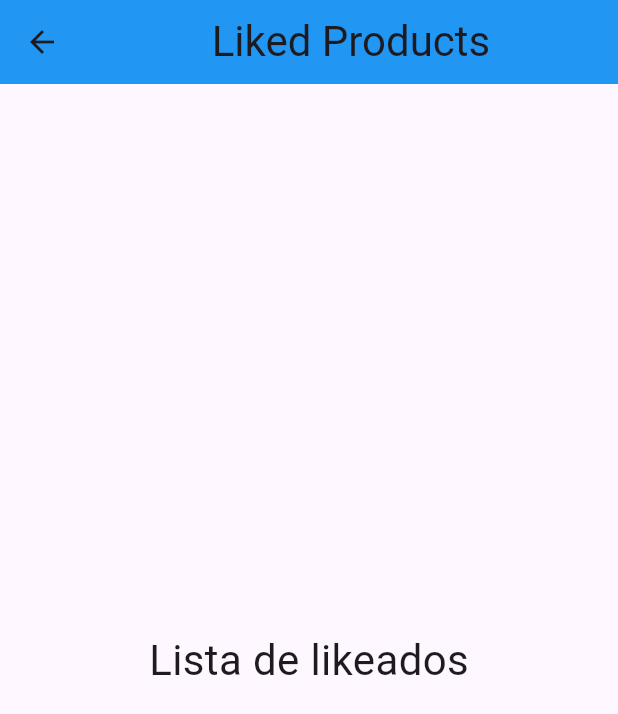
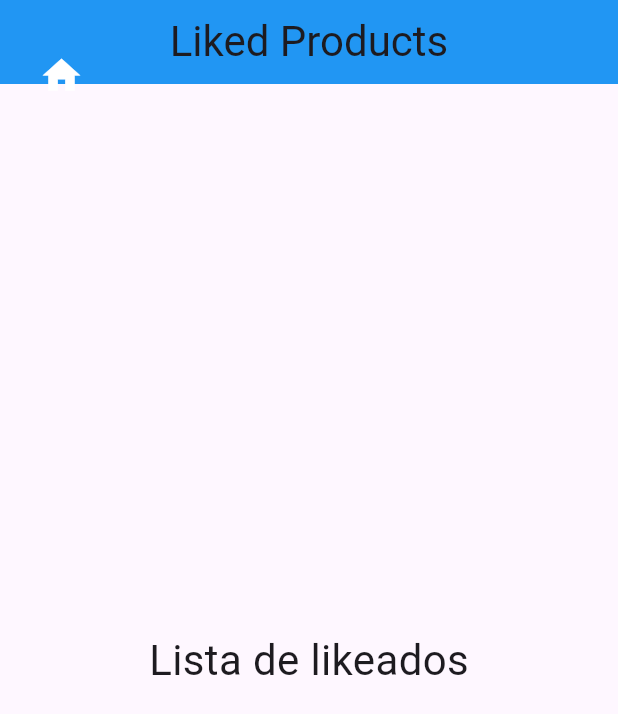
Before and after one commit to AgustinPlatun/PresupuestApp, a Flutter app: the screen it shows after launch, after a tap on "Favoritos", on a phone screen of 412 x 824 dp. Shown: the top 714 px of the screen. Run offline on Flutter 3.47's test engine with Material 3 defaults, Android fonts, the phone set to English and light mode, and no system bars.

Commit message:
Estilizacion de botones

```diff
--- a/flutter_application_1/lib/Pages/history.dart
+++ b/flutter_application_1/lib/Pages/history.dart
@@ -7,6 +7,7 @@ class History extends StatelessWidget {
   Widget build(BuildContext context) {
     return Scaffold(
       appBar: AppBar(
+        automaticallyImplyLeading: false,
         title: Center(
           child: Text(
             'History',
--- a/flutter_application_1/lib/Pages/home.dart
+++ b/flutter_application_1/lib/Pages/home.dart
@@ -11,6 +11,7 @@ class PageHome extends StatelessWidget {
   Widget build(BuildContext context) {
     return Scaffold(
       appBar: AppBar(
+        automaticallyImplyLeading: false,
         title: Center(
           child: Text(
             'PresupuestApp',
@@ -29,7 +30,13 @@ class PageHome extends StatelessWidget {
                 SizedBox(
                   width: 170.0,
                   height: 170.0,
-                  child: FloatingActionButton(
+                  child: ElevatedButton(
+                    style: ElevatedButton.styleFrom(
+                      backgroundColor: Colors.blue,
+                      shape: RoundedRectangleBorder(
+                        borderRadius: BorderRadius.circular(20.0),
+                      ),
+                    ),
                     onPressed: () {
                       Navigator.push(
                         context,
@@ -38,7 +45,7 @@ class PageHome extends StatelessWidget {
                     },
                     child: const Text(
                       'Agregar producto',
-                      style: TextStyle(fontSize: 26),
+                      style: TextStyle(fontSize: 22, color: Colors.white),
                       textAlign: TextAlign.center,
                     ),
                   ),
@@ -46,7 +53,13 @@ class PageHome extends StatelessWidget {
                 SizedBox(
                   width: 170.0,
                   height: 170.0,
-                  child: FloatingActionButton(
+                  child: ElevatedButton(
+                    style: ElevatedButton.styleFrom(
+                      backgroundColor: Colors.blue,
+                      shape: RoundedRectangleBorder(
+                        borderRadius: BorderRadius.circular(20.0),
+                      ),
+                    ),
                     onPressed: () {
                       Navigator.push(
                         context,
@@ -55,7 +68,7 @@ class PageHome extends StatelessWidget {
                     },
                     child: const Text(
                       'Historial',
-                      style: TextStyle(fontSize: 26),
+                      style: TextStyle(fontSize: 22, color: Colors.white),
                       textAlign: TextAlign.center,
                     ),
                   ),
@@ -69,7 +82,13 @@ class PageHome extends StatelessWidget {
                 SizedBox(
                   width: 170.0,
                   height: 170.0,
-                  child: FloatingActionButton(
+                  child: ElevatedButton(
+                    style: ElevatedButton.styleFrom(
+                      backgroundColor: Colors.blue,
+                      shape: RoundedRectangleBorder(
+                        borderRadius: BorderRadius.circular(20.0),
+                      ),
+                    ),
                     onPressed: () {
                       Navigator.push(
                         context,
@@ -78,7 +97,7 @@ class PageHome extends StatelessWidget {
                     },
                     child: const Text(
                       'Favoritos',
-                      style: TextStyle(fontSize: 26),
+                      style: TextStyle(fontSize: 22, color: Colors.white),
                       textAlign: TextAlign.center,
                     ),
                   ),
@@ -86,7 +105,13 @@ class PageHome extends StatelessWidget {
                 SizedBox(
                   width: 170.0,
                   height: 170.0,
-                  child: FloatingActionButton(
+                  child: ElevatedButton(
+                    style: ElevatedButton.styleFrom(
+                      backgroundColor: Colors.blue,
+                      shape: RoundedRectangleBorder(
+                        borderRadius: BorderRadius.circular(20.0),
+                      ),
+                    ),
                     onPressed: () {
                       Navigator.push(
                         context,
@@ -94,8 +119,8 @@ class PageHome extends StatelessWidget {
                       );
                     },
                     child: const Text(
-                      'Estadisticas',
-                      style: TextStyle(fontSize: 26),
+                      'Estadísticas',
+                      style: TextStyle(fontSize: 22, color: Colors.white),
                       textAlign: TextAlign.center,
                     ),
                   ),
--- a/flutter_application_1/lib/Pages/likedProducts.dart
+++ b/flutter_application_1/lib/Pages/likedProducts.dart
@@ -1,4 +1,5 @@
 import 'package:flutter/material.dart';
+import 'package:flutter_application_1/Pages/home.dart'; // Asegúrate de importar la página de inicio
 
 class likedproducts extends StatelessWidget {
   const likedproducts({Key? key}) : super(key: key);
@@ -6,21 +7,54 @@ class likedproducts extends StatelessWidget {
   @override
   Widget build(BuildContext context) {
     return Scaffold(
-      appBar: AppBar(
+      body: Stack(
+        children: [
+          // Contenido principal de la pantalla
+          Column(
+            children: [
+              // El AppBar debe estar en la parte superior del Stack
+              AppBar(
+                automaticallyImplyLeading: false,
                 title: Center(
                   child: Text(
                     'Liked Products',
                     style: TextStyle(fontSize: 28),
                   ),
                 ),
-        backgroundColor: Colors.blue
+                backgroundColor: Colors.blue,
+                elevation: 0, // Elimina la sombra del AppBar
               ),
-      body: Center(
+              Expanded(
+                child: Center(
                   child: Text(
                     'Lista de likeados',
                     style: TextStyle(fontSize: 28),
                   ),
                 ),
+              ),
+            ],
+          ),
+          // Ícono sobre el AppBar, centrado en el Container, más abajo
+          Positioned(
+            top: 25, // Ajusta este valor para mover el ícono más abajo
+            left: 16,
+            child: Container(
+              width: 50, // Ancho del Container
+              height: 50, // Alto del Container
+              alignment: Alignment.center, // Centra el ícono en el Container
+              child: IconButton(
+                icon: Icon(Icons.home, color: Colors.white, size: 30.0), // Color azul para el ícono
+                onPressed: () {
+                  Navigator.pushReplacement(
+                    context,
+                    MaterialPageRoute(builder: (context) => PageHome()),
+                  );
+                },
+              ),
+            ),
+          ),
+        ],
+      ),
     );
   }
 }
--- a/flutter_application_1/lib/Pages/postAdd.dart
+++ b/flutter_application_1/lib/Pages/postAdd.dart
@@ -9,6 +9,7 @@ class PostAdd extends StatelessWidget {
   Widget build(BuildContext context) {
     return Scaffold(
       appBar: AppBar(
+        automaticallyImplyLeading: false,
         title: Center(
           child: Text(
             'Agregar producto',
--- a/flutter_application_1/lib/Pages/stats.dart
+++ b/flutter_application_1/lib/Pages/stats.dart
@@ -7,6 +7,7 @@ class Stats extends StatelessWidget {
   Widget build(BuildContext context) {
     return Scaffold(
       appBar: AppBar(
+        automaticallyImplyLeading: false,
         title: Center(
           child: Text(
             'Estadisticas',
```
Lines whose indentation alone changed are shown as unchanged.
